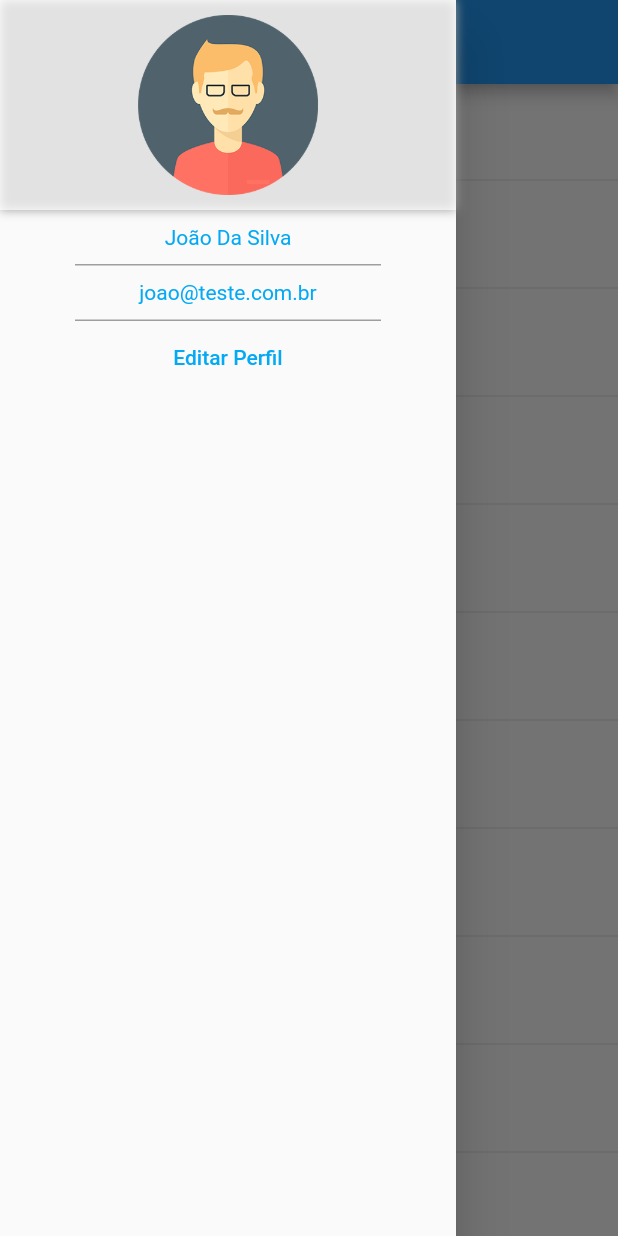
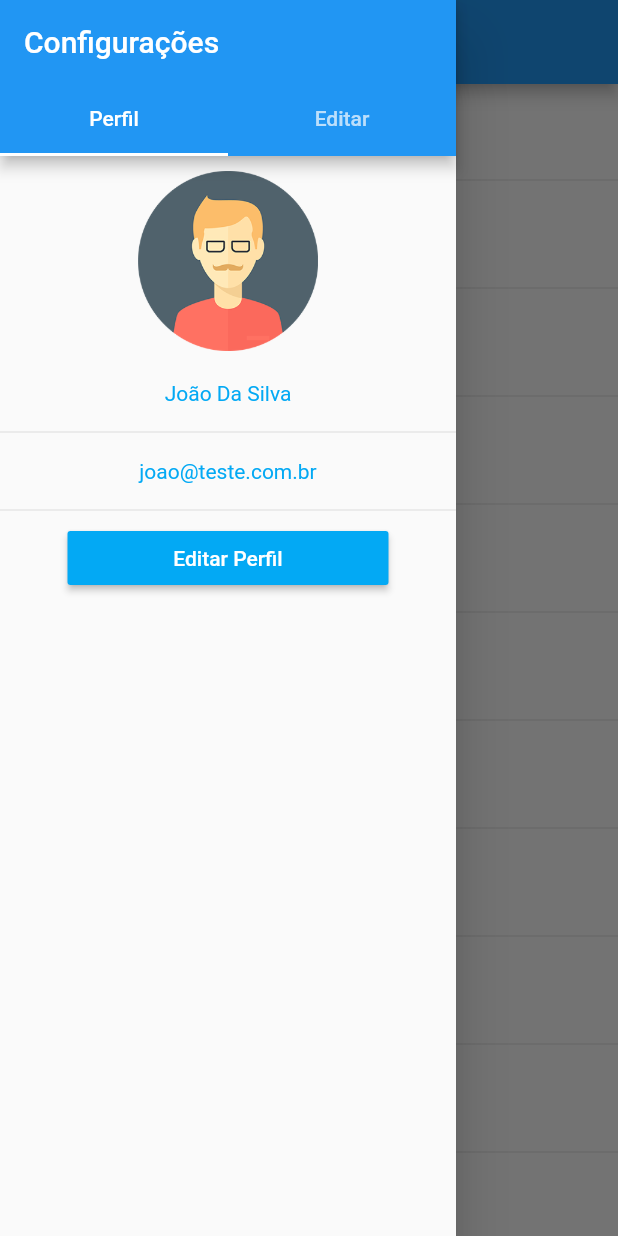
Before and after one commit to tgo-s/flutter-aluracar, a Flutter app: the screen it shows after launch, with the side drawer open, on a phone screen of 412 x 824 dp. Run offline on Flutter 3.47's test engine with Material 2 defaults, Android fonts, the phone set to English and light mode, and no system bars.

Commit message:
Tab added to Drawer

```diff
--- a/lib/main.dart
+++ b/lib/main.dart
@@ -12,12 +12,22 @@ class Root extends StatelessWidget {
         ),
         drawer: _buildDrawer(),
         body: ListView.builder(
-          itemBuilder: (context, i){
-            if(i.isOdd) return Divider();
+          itemBuilder: (context, i) {
+            if (i.isOdd) return Divider();
             return ListTile(
               title: Text("Carro " + i.toString()),
             );
           },
+        ),
+        bottomSheet: Container(
+          child: Row(
+            children: <Widget>[
+              Text("COL 1"),
+              Text("COL 2"),
+              Text("COL 2"),
+            ],
+            crossAxisAlignment: CrossAxisAlignment.center,
+          ),
         ),
       ),
     );
@@ -25,18 +35,70 @@ class Root extends StatelessWidget {
 
   Drawer _buildDrawer() {
     return Drawer(
-        child: ListView(
+      child: DefaultTabController(
+        child: Scaffold(
+          appBar: AppBar(
+            title: Text("Configurações"),
+            bottom: TabBar(
+              tabs: <Widget>[
+                Tab(
+                  text: "Perfil",
+                ),
+                Tab(
+                  text: "Editar",
+                )
+              ],
+            ),
+          ),
+          body: TabBarView(
+            children: <Widget>[
+              _buildPerfil(),
+              Container(
+                child: Text("Editar"),
+              )
+            ],
+          ),
+        ),
+        length: 2,
+      ),
+    );
+  }
+
+  ListView _buildPerfil() {
+    return ListView(
       children: <Widget>[
         _buildAvatarPerfilDrawer(),
         _labelPerfil("João Da Silva"),
+        Divider(),
         _labelPerfil("joao@teste.com.br"),
-            MaterialButton(
-                child: Text("Editar Perfil"),
-                textColor: Colors.lightBlue,
-                onPressed: () {},
+        Divider(),
+        _buildPerfilButton("Editar Perfil", () {}),
+      ],
+    );
+  }
+
+  // Drawer _buildDrawer() {
+  //   return Drawer(
+  //     child: ListView(
+  //       children: <Widget>[
+  //         _buildAvatarPerfilDrawer(),
+  //         _labelPerfil("João Da Silva"),
+  //         _labelPerfil("joao@teste.com.br"),
+  //         _buildPerfilButton("Editar Perfil", () {}),
+  //       ],
+  //     ),
+  //   );
+  // }
+
+  Container _buildPerfilButton(String label, Function onPressedFunction) {
+    return Container(
+      child: RaisedButton(
+        child: Text(label),
+        textColor: Colors.white,
+        color: Colors.lightBlue,
+        onPressed: onPressedFunction,
       ),
-          ],
-        ),
+      padding: EdgeInsets.only(left: 45.0, right: 45.0),
     );
   }
 
@@ -49,9 +111,9 @@ class Root extends StatelessWidget {
       ),
       //color: Colors.grey,
       padding: EdgeInsets.all(10.0),
-      decoration: BoxDecoration(color: Colors.white70, boxShadow: <BoxShadow>[
-        BoxShadow(blurRadius: 5.0, color: Colors.grey)
-      ]),
+      // decoration: BoxDecoration(color: Colors.white70, boxShadow: <BoxShadow>[
+      //   BoxShadow(blurRadius: 5.0, color: Colors.grey)
+      // ]),
     );
   }
 
@@ -64,9 +126,9 @@ class Root extends StatelessWidget {
         style: TextStyle(color: Colors.lightBlue),
         textAlign: TextAlign.center,
       ),
-      decoration: BoxDecoration(
-        border: Border(bottom: BorderSide(color: Colors.grey)),
-      ),
+      // decoration: BoxDecoration(
+      //   border: Border(bottom: BorderSide(color: Colors.grey)),
+      // ),
       margin: EdgeInsets.only(left: 50.0, right: 50.0),
     );
   }
```
Lines whose indentation alone changed are shown as unchanged.
